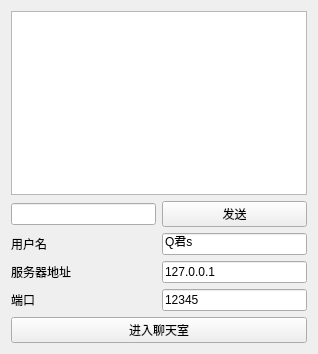
Above: Programming-in-Qt/D04QtWidget_TCPClient/tcpclientwidget.ui from huruiyi/Programming-in-Qt before the change. Below: the same form after it.
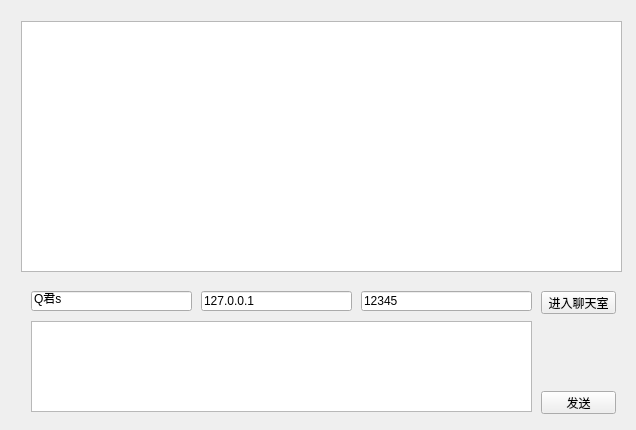
That is the form after the change.

Diff of the .ui file:
```diff
--- a/Programming-in-Qt/D04QtWidget_TCPClient/tcpclientwidget.ui
+++ b/Programming-in-Qt/D04QtWidget_TCPClient/tcpclientwidget.ui
@@ -6,74 +6,111 @@
    <rect>
     <x>0</x>
     <y>0</y>
-    <width>318</width>
-    <height>354</height>
+    <width>636</width>
+    <height>430</height>
    </rect>
   </property>
   <property name="windowTitle">
    <string>TcpClientWidget</string>
   </property>
-  <layout class="QGridLayout" name="gridLayout">
-   <item row="0" column="0" colspan="2">
-    <widget class="QListWidget" name="contentListWidget"/>
-   </item>
-   <item row="1" column="0">
-    <widget class="QLineEdit" name="sendLineEdit"/>
-   </item>
-   <item row="1" column="1">
-    <widget class="QPushButton" name="sendBtn">
-     <property name="text">
-      <string>发送</string>
-     </property>
-    </widget>
-   </item>
-   <item row="2" column="0">
-    <widget class="QLabel" name="userNameLabel">
+  <layout class="QVBoxLayout" name="verticalLayout_2">
+   <item>
+    <widget class="QWidget" name="widget_2" native="true">
+     <widget class="QListWidget" name="contentListWidget">
+      <property name="geometry">
+       <rect>
+        <x>10</x>
+        <y>10</y>
+        <width>601</width>
+        <height>251</height>
+       </rect>
+      </property>
+     </widget>
+     <widget class="QWidget" name="widget_setting" native="true">
+      <property name="geometry">
+       <rect>
+        <x>10</x>
+        <y>270</y>
+        <width>601</width>
+        <height>141</height>
+       </rect>
+      </property>
+      <widget class="QPushButton" name="enterBtn">
+       <property name="geometry">
+        <rect>
+         <x>520</x>
+         <y>10</y>
+         <width>75</width>
+         <height>23</height>
+        </rect>
+       </property>
      <property name="text">
-      <string>用户名</string>
-     </property>
-    </widget>
-   </item>
-   <item row="2" column="1">
+        <string>进入聊天室</string>
+       </property>
+      </widget>
     <widget class="QLineEdit" name="userNameLineEdit">
+       <property name="geometry">
+        <rect>
+         <x>10</x>
+         <y>10</y>
+         <width>161</width>
+         <height>20</height>
+        </rect>
+       </property>
      <property name="text">
       <string>Q君s</string>
      </property>
     </widget>
-   </item>
-   <item row="3" column="0">
-    <widget class="QLabel" name="serverIPLabel">
-     <property name="text">
-      <string>服务器地址</string>
-     </property>
-    </widget>
-   </item>
-   <item row="3" column="1">
     <widget class="QLineEdit" name="serverIPLineEdit">
+       <property name="geometry">
+        <rect>
+         <x>180</x>
+         <y>10</y>
+         <width>151</width>
+         <height>20</height>
+        </rect>
+       </property>
      <property name="text">
       <string>127.0.0.1</string>
      </property>
     </widget>
-   </item>
-   <item row="4" column="0">
-    <widget class="QLabel" name="portLabel">
-     <property name="text">
-      <string>端口</string>
-     </property>
-    </widget>
-   </item>
-   <item row="4" column="1">
     <widget class="QLineEdit" name="portLineEdit">
+       <property name="geometry">
+        <rect>
+         <x>340</x>
+         <y>10</y>
+         <width>171</width>
+         <height>20</height>
+        </rect>
+       </property>
      <property name="text">
       <string>12345</string>
      </property>
     </widget>
-   </item>
-   <item row="5" column="0" colspan="2">
-    <widget class="QPushButton" name="enterBtn">
+      <widget class="QPushButton" name="sendBtn">
+       <property name="geometry">
+        <rect>
+         <x>520</x>
+         <y>110</y>
+         <width>75</width>
+         <height>23</height>
+        </rect>
+       </property>
      <property name="text">
-      <string>进入聊天室</string>
-     </property>
+        <string>发送</string>
+       </property>
+      </widget>
+      <widget class="QTextEdit" name="sendtextEdit">
+       <property name="geometry">
+        <rect>
+         <x>10</x>
+         <y>40</y>
+         <width>501</width>
+         <height>91</height>
+        </rect>
+       </property>
+      </widget>
+     </widget>
     </widget>
    </item>
   </layout>
```
Lines whose indentation alone changed are shown as unchanged.
